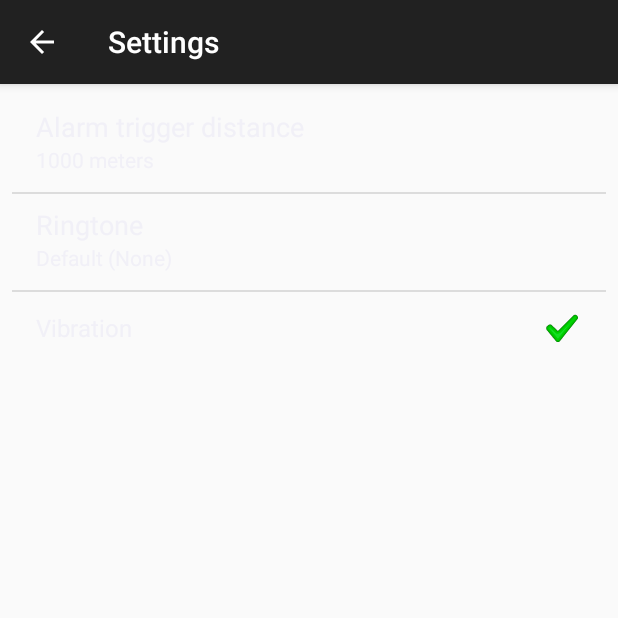
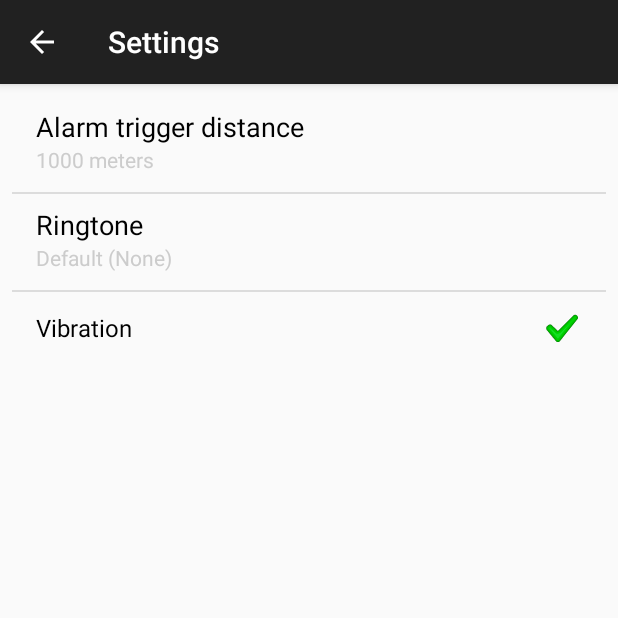
Before and after one commit to BlindDespair/GeoAlarm, an Android app: the AlarmPreferencesActivity screen opened directly, with no data from a screen before it, on a phone screen of 412 x 824 dp, the top half of it. Run offline under Robolectric (Android 15) with nearby library versions, the phone set to English and light mode, and no system bars.

Commit message:
Fixed the settings view in order to display correct colors of text. Also disabled throwing exception in not yet implemented phonestatechangedbrodcast receiver so it doesn't show crush message when phone gets incoming call.

```diff
--- a/app/src/main/java/com/example/geoalarm/Preferences/AlarmPreferencesListAdapter.java
+++ b/app/src/main/java/com/example/geoalarm/Preferences/AlarmPreferencesListAdapter.java
@@ -2,6 +2,7 @@ package com.example.geoalarm.Preferences;
 
 
 import android.database.Cursor;
+import android.graphics.Color;
 import android.media.Ringtone;
 import android.media.RingtoneManager;
 import android.net.Uri;
@@ -37,7 +38,7 @@ public class AlarmPreferencesListAdapter extends BaseAdapter implements Serializ
 //
 //			@Override
 //			public void run() {
-        Log.d("AlarmPreferenceListAdapter", "Loading Ringtones...");
+        Log.d("APreferenceListAdapter", "Loading Ringtones...");
 
         RingtoneManager ringtoneMgr = new RingtoneManager(App.getContext());
 
@@ -56,7 +57,7 @@ public class AlarmPreferencesListAdapter extends BaseAdapter implements Serializ
                 alarmTonePaths[alarmsCursor.getPosition()+1] = ringtoneMgr.getRingtoneUri(alarmsCursor.getPosition()).toString();
             }while(alarmsCursor.moveToNext());
         }
-        Log.d("AlarmPreferenceListAdapter", "Finished Loading " + alarmTones.length + " Ringtones.");
+        Log.d("APreferenceListAdapter", "Finished Loading " + alarmTones.length + " Ringtones.");
         alarmsCursor.close();
 //
 //			}
@@ -110,6 +111,7 @@ public class AlarmPreferencesListAdapter extends BaseAdapter implements Serializ
 
                 CheckedTextView checkedTextView = (CheckedTextView) convertView.findViewById(android.R.id.text1);
                 checkedTextView.setText(alarmPreference.getTitle());
+                checkedTextView.setTextColor(Color.BLACK);
                 checkedTextView.setChecked((Boolean) alarmPreference.getValue());
                 break;
             case LIST:
@@ -119,9 +121,11 @@ public class AlarmPreferencesListAdapter extends BaseAdapter implements Serializ
 
                 TextView text1 = (TextView) convertView.findViewById(android.R.id.text1);
                 text1.setTextSize(18);
+                text1.setTextColor(Color.BLACK);
                 text1.setText(alarmPreference.getTitle());
 
                 TextView text2 = (TextView) convertView.findViewById(android.R.id.text2);
+                text2.setTextColor(Color.parseColor("#cccccc"));
                 text2.setText(alarmPreference.getSummary());
                 break;
         }
```
Also changed, not shown: 1 other file.
